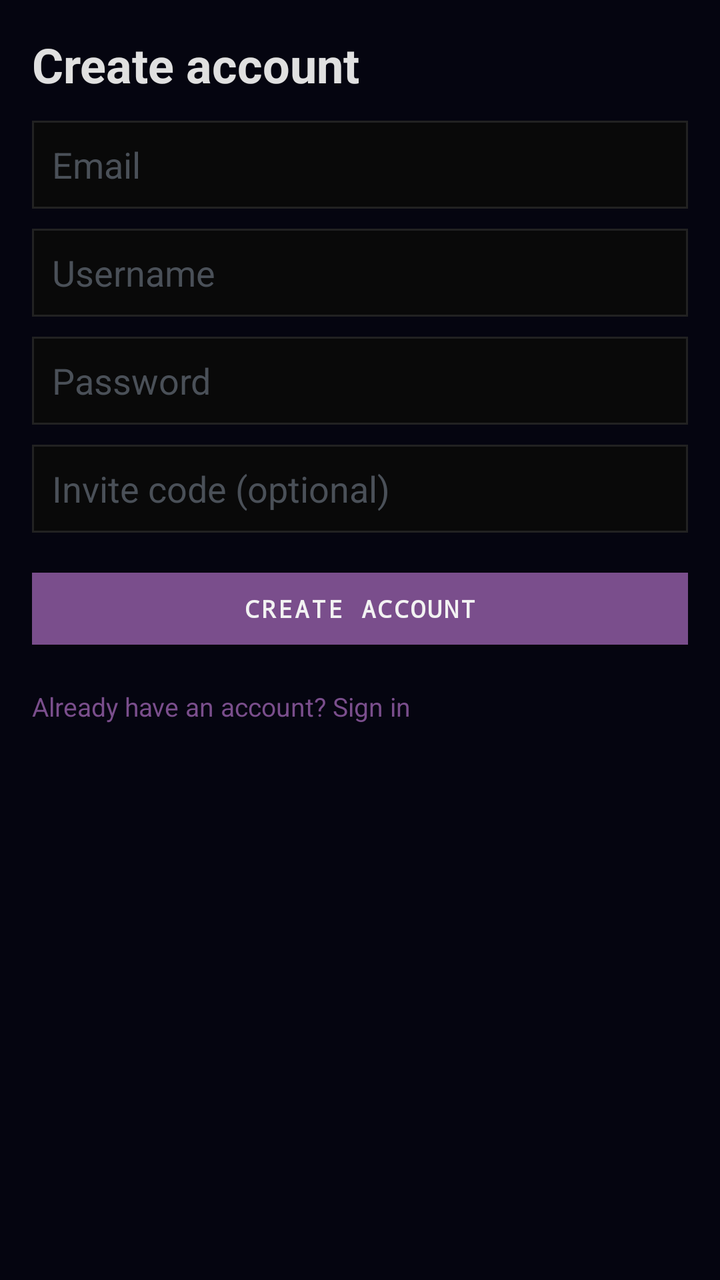
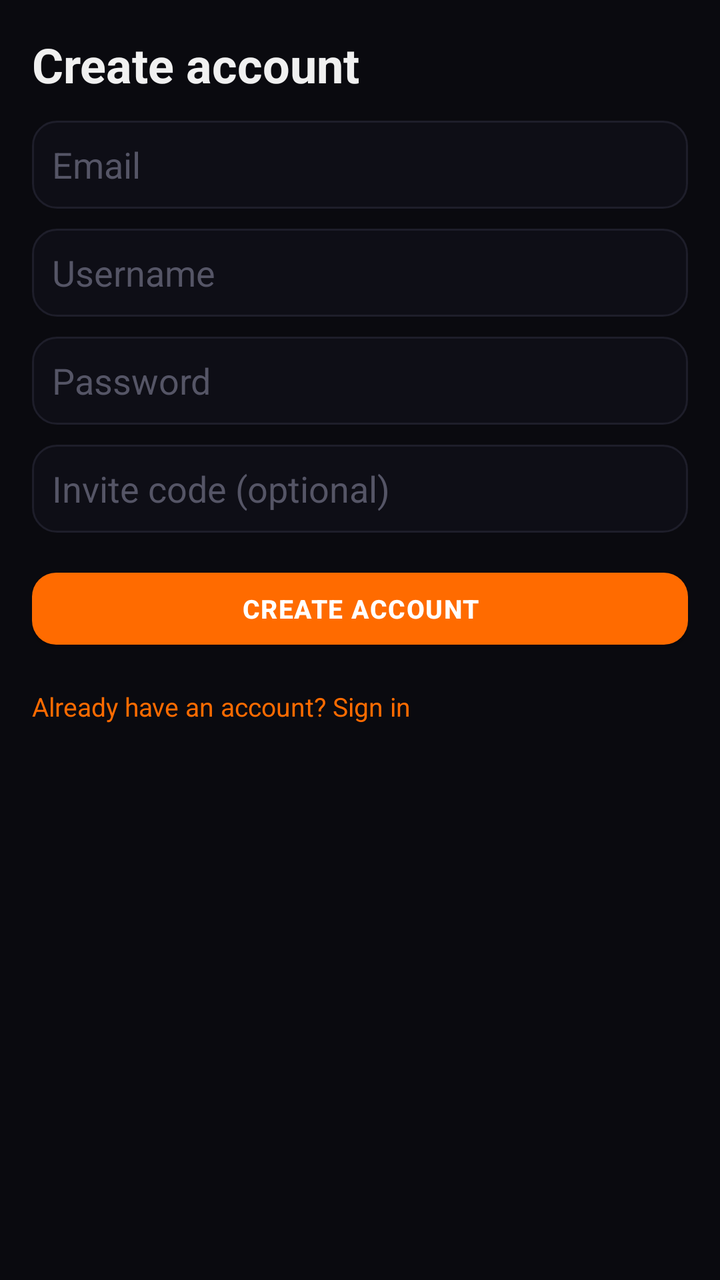

Screens rendered from an Android XML layout before and after an edit, with the pre-edit source and the edit as a unified diff.
<!-- AndroidManifest.xml: application theme Theme.KodaNetwork -->
<!-- res/layout/activity_design_register.xml -->
<?xml version="1.0" encoding="utf-8"?>
<ScrollView xmlns:android="http://schemas.android.com/apk/res/android"
    android:layout_width="match_parent"
    android:layout_height="match_parent"
    android:background="@color/bg_void">

    <LinearLayout
        android:layout_width="match_parent"
        android:layout_height="wrap_content"
        android:orientation="vertical"
        android:padding="16dp">

        <TextView
            android:layout_width="wrap_content"
            android:layout_height="wrap_content"
            android:text="Create account"
            android:textColor="@color/txt_primary"
            android:textSize="24sp"
            android:textStyle="bold" />

        <EditText
            android:id="@+id/et_email"
            android:layout_width="match_parent"
            android:layout_height="44dp"
            android:layout_marginTop="12dp"
            android:background="@drawable/input_field"
            android:hint="Email"
            android:inputType="textEmailAddress"
            android:textColor="@color/txt_primary"
            android:textColorHint="@color/txt_muted"
            android:paddingHorizontal="10dp" />

        <EditText
            android:id="@+id/et_username"
            android:layout_width="match_parent"
            android:layout_height="44dp"
            android:layout_marginTop="10dp"
            android:background="@drawable/input_field"
            android:hint="Username"
            android:textColor="@color/txt_primary"
            android:textColorHint="@color/txt_muted"
            android:paddingHorizontal="10dp" />

        <EditText
            android:id="@+id/et_password"
            android:layout_width="match_parent"
            android:layout_height="44dp"
            android:layout_marginTop="10dp"
            android:background="@drawable/input_field"
            android:hint="Password"
            android:inputType="textPassword"
            android:textColor="@color/txt_primary"
            android:textColorHint="@color/txt_muted"
            android:paddingHorizontal="10dp" />

        <EditText
            android:id="@+id/et_invite"
            android:layout_width="match_parent"
            android:layout_height="44dp"
            android:layout_marginTop="10dp"
            android:background="@drawable/input_field"
            android:hint="Invite code (optional)"
            android:textColor="@color/txt_primary"
            android:textColorHint="@color/txt_muted"
            android:paddingHorizontal="10dp" />

        <Button
            android:id="@+id/btn_create_account"
            style="@style/KodaButton"
            android:layout_width="match_parent"
            android:layout_height="wrap_content"
            android:layout_marginTop="14dp"
            android:text="CREATE ACCOUNT" />

        <TextView
            android:id="@+id/tv_sign_in"
            android:layout_width="wrap_content"
            android:layout_height="wrap_content"
            android:layout_marginTop="16dp"
            android:text="Already have an account? Sign in"
            android:textColor="@color/koda_orange"
            android:textSize="13sp" />
    </LinearLayout>
</ScrollView>
<!-- resources referenced by this layout -->
<resources>
  <color name="bg_void">#050510</color>
  <color name="koda_orange">#7A4E8C</color>
  <color name="txt_muted">#4A5058</color>
  <color name="txt_primary">#E0E0E0</color>
  <!-- drawable input_field (drawable) -->
  <?xml version="1.0" encoding="utf-8"?>
  <shape xmlns:android="http://schemas.android.com/apk/res/android">
      <solid android:color="#090909"/>
      <stroke android:width="1dp" android:color="#222222"/>
  </shape>
  <style name="KodaButton" parent="Widget.MaterialComponents.Button">
          <item name="backgroundTint">#7A4E8C</item>
          <item name="android:textColor">#F2F2F2</item>
          <item name="android:textStyle">bold</item>
          <item name="android:fontFamily">monospace</item>
          <item name="android:letterSpacing">0.08</item>
          <item name="android:textSize">12sp</item>
          <item name="cornerRadius">0dp</item>
          <item name="rippleColor">#4A5058</item>
      </style>
  <style name="Theme.KodaNetwork" parent="Theme.MaterialComponents.NoActionBar">
          <item name="colorPrimary">#7A4E8C</item>
          <item name="colorPrimaryVariant">#4A5058</item>
          <item name="colorSecondary">#62727B</item>
          <item name="android:colorBackground">#050510</item>
          <item name="colorSurface">#050510</item>
          <item name="colorOnPrimary">#000000</item>
          <item name="colorOnBackground">#E0E0E0</item>
          <item name="colorOnSurface">#E0E0E0</item>
          <item name="android:statusBarColor">#050510</item>
          <item name="android:navigationBarColor">#050510</item>
          <item name="android:windowLightStatusBar">false</item>
          <item name="android:textColor">#E0E0E0</item>
      </style>
</resources>

<!-- the commit's change to res/layout/activity_design_register.xml (unified diff, before → after) -->
@@ -1,5 +1,6 @@
 <?xml version="1.0" encoding="utf-8"?>
 <ScrollView xmlns:android="http://schemas.android.com/apk/res/android"
+    android:fitsSystemWindows="true"
     android:layout_width="match_parent"
     android:layout_height="match_parent"
     android:background="@color/bg_void">
<!-- resource entries referenced after the edit -->
@@ -1,38 +1,44 @@
 <!-- resources referenced by this layout -->
 <resources>
-  <color name="bg_void">#050510</color>
-  <color name="koda_orange">#7A4E8C</color>
-  <color name="txt_muted">#4A5058</color>
-  <color name="txt_primary">#E0E0E0</color>
+  <color name="bg_void">#0A0A0F</color>
+  <color name="koda_orange">#FF6B00</color>
+  <color name="txt_muted">#555566</color>
+  <color name="txt_primary">#F0F0F0</color>
   <!-- drawable input_field (drawable) -->
   <?xml version="1.0" encoding="utf-8"?>
-  <shape xmlns:android="http://schemas.android.com/apk/res/android">
-      <solid android:color="#090909"/>
-      <stroke android:width="1dp" android:color="#222222"/>
+  <shape xmlns:android="http://schemas.android.com/apk/res/android"
+      android:shape="rectangle">
+      <solid android:color="#0E0E16" />
+      <stroke android:width="1dp" android:color="#1E1E2A" />
+      <corners android:radius="12dp" />
   </shape>
   <style name="KodaButton" parent="Widget.MaterialComponents.Button">
-          <item name="backgroundTint">#7A4E8C</item>
-          <item name="android:textColor">#F2F2F2</item>
+          <item name="backgroundTint">#FF6B00</item>
+          <item name="android:textColor">#FFFFFF</item>
           <item name="android:textStyle">bold</item>
-          <item name="android:fontFamily">monospace</item>
-          <item name="android:letterSpacing">0.08</item>
-          <item name="android:textSize">12sp</item>
-          <item name="cornerRadius">0dp</item>
-          <item name="rippleColor">#4A5058</item>
+          <item name="android:fontFamily">sans-serif-medium</item>
+          <item name="android:letterSpacing">0.04</item>
+          <item name="android:textSize">13sp</item>
+          <item name="cornerRadius">12dp</item>
+          <item name="rippleColor">#CC5500</item>
       </style>
   <style name="Theme.KodaNetwork" parent="Theme.MaterialComponents.NoActionBar">
-          <item name="colorPrimary">#7A4E8C</item>
-          <item name="colorPrimaryVariant">#4A5058</item>
-          <item name="colorSecondary">#62727B</item>
-          <item name="android:colorBackground">#050510</item>
-          <item name="colorSurface">#050510</item>
-          <item name="colorOnPrimary">#000000</item>
-          <item name="colorOnBackground">#E0E0E0</item>
-          <item name="colorOnSurface">#E0E0E0</item>
-          <item name="android:statusBarColor">#050510</item>
-          <item name="android:navigationBarColor">#050510</item>
+          <item name="colorPrimary">#FF6B00</item>
+          <item name="colorPrimaryVariant">#CC5500</item>
+          <item name="colorSecondary">#FF8C38</item>
+          <item name="android:colorBackground">#0A0A0F</item>
+          <item name="android:windowBackground">#0A0A0F</item>
+          <item name="colorSurface">#12121A</item>
+          <item name="colorOnPrimary">#FFFFFF</item>
+          <item name="colorOnBackground">#F0F0F0</item>
+          <item name="colorOnSurface">#F0F0F0</item>
+          <item name="android:statusBarColor">#00000000</item>
+          <item name="android:navigationBarColor">#00000000</item>
+          <item name="android:windowTranslucentStatus">true</item>
+          <item name="android:windowTranslucentNavigation">true</item>
+          <item name="android:windowLayoutInDisplayCutoutMode">shortEdges</item>
           <item name="android:windowLightStatusBar">false</item>
-          <item name="android:textColor">#E0E0E0</item>
+          <item name="android:textColor">#F0F0F0</item>
       </style>
 </resources>
 
